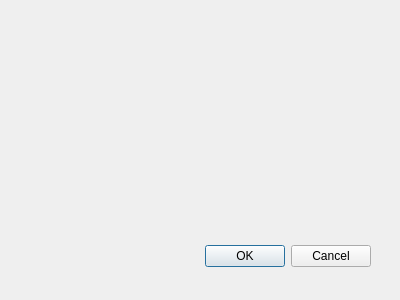
Old version of the form dialog_createcomp.ui in the repository Fargose/COURSEWORK.
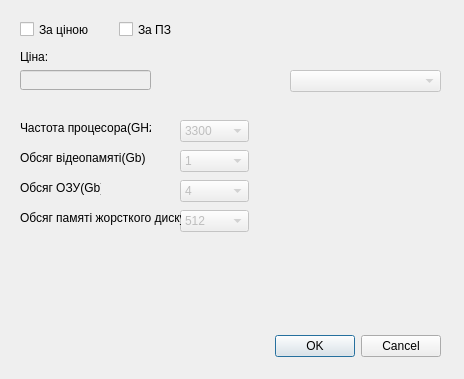
New version of the form.

Diff of the .ui file:
```diff
--- a/dialog_createcomp.ui
+++ b/dialog_createcomp.ui
@@ -8,8 +8,8 @@
    <rect>
     <x>0</x>
     <y>0</y>
-    <width>400</width>
-    <height>300</height>
+    <width>464</width>
+    <height>379</height>
    </rect>
   </property>
   <property name="windowTitle">
@@ -18,8 +18,8 @@
   <widget name="buttonBox" class="QDialogButtonBox">
    <property name="geometry">
     <rect>
-     <x>30</x>
-     <y>240</y>
+     <x>100</x>
+     <y>330</y>
      <width>341</width>
      <height>32</height>
     </rect>
@@ -31,6 +31,270 @@
     <set>QDialogButtonBox::Cancel|QDialogButtonBox::Ok</set>
    </property>
   </widget>
+  <widget class="QComboBox" name="PICmb">
+   <property name="enabled">
+    <bool>false</bool>
+   </property>
+   <property name="geometry">
+    <rect>
+     <x>290</x>
+     <y>70</y>
+     <width>151</width>
+     <height>22</height>
+    </rect>
+   </property>
+  </widget>
+  <widget class="QLineEdit" name="lineEdit">
+   <property name="enabled">
+    <bool>false</bool>
+   </property>
+   <property name="geometry">
+    <rect>
+     <x>20</x>
+     <y>70</y>
+     <width>131</width>
+     <height>20</height>
+    </rect>
+   </property>
+  </widget>
+  <widget class="QLabel" name="label_5">
+   <property name="enabled">
+    <bool>true</bool>
+   </property>
+   <property name="geometry">
+    <rect>
+     <x>20</x>
+     <y>50</y>
+     <width>47</width>
+     <height>13</height>
+    </rect>
+   </property>
+   <property name="text">
+    <string>Ціна:</string>
+   </property>
+  </widget>
+  <widget class="QComboBox" name="FreqCmb">
+   <property name="enabled">
+    <bool>false</bool>
+   </property>
+   <property name="geometry">
+    <rect>
+     <x>180</x>
+     <y>120</y>
+     <width>69</width>
+     <height>22</height>
+    </rect>
+   </property>
+   <item>
+    <property name="text">
+     <string>3300</string>
+    </property>
+   </item>
+   <item>
+    <property name="text">
+     <string>3600</string>
+    </property>
+   </item>
+   <item>
+    <property name="text">
+     <string>4200</string>
+    </property>
+   </item>
+  </widget>
+  <widget class="QComboBox" name="VMemCB">
+   <property name="enabled">
+    <bool>false</bool>
+   </property>
+   <property name="geometry">
+    <rect>
+     <x>180</x>
+     <y>150</y>
+     <width>69</width>
+     <height>22</height>
+    </rect>
+   </property>
+   <item>
+    <property name="text">
+     <string>1</string>
+    </property>
+   </item>
+   <item>
+    <property name="text">
+     <string>2</string>
+    </property>
+   </item>
+  </widget>
+  <widget class="QComboBox" name="OZUCmb">
+   <property name="enabled">
+    <bool>false</bool>
+   </property>
+   <property name="geometry">
+    <rect>
+     <x>180</x>
+     <y>180</y>
+     <width>69</width>
+     <height>22</height>
+    </rect>
+   </property>
+   <item>
+    <property name="text">
+     <string>4</string>
+    </property>
+   </item>
+   <item>
+    <property name="text">
+     <string>8</string>
+    </property>
+   </item>
+   <item>
+    <property name="text">
+     <string>16</string>
+    </property>
+   </item>
+  </widget>
+  <widget class="QComboBox" name="HDCmb">
+   <property name="enabled">
+    <bool>false</bool>
+   </property>
+   <property name="geometry">
+    <rect>
+     <x>180</x>
+     <y>210</y>
+     <width>69</width>
+     <height>22</height>
+    </rect>
+   </property>
+   <item>
+    <property name="text">
+     <string>512</string>
+    </property>
+   </item>
+   <item>
+    <property name="text">
+     <string>1024</string>
+    </property>
+   </item>
+  </widget>
+  <widget class="QLabel" name="label">
+   <property name="enabled">
+    <bool>true</bool>
+   </property>
+   <property name="geometry">
+    <rect>
+     <x>20</x>
+     <y>120</y>
+     <width>131</width>
+     <height>16</height>
+    </rect>
+   </property>
+   <property name="text">
+    <string>Частота процесора(GHz)</string>
+   </property>
+  </widget>
+  <widget class="QLabel" name="label_2">
+   <property name="enabled">
+    <bool>true</bool>
+   </property>
+   <property name="geometry">
+    <rect>
+     <x>20</x>
+     <y>150</y>
+     <width>131</width>
+     <height>16</height>
+    </rect>
+   </property>
+   <property name="text">
+    <string>Обсяг відеопамяті(Gb)</string>
+   </property>
+  </widget>
+  <widget class="QLabel" name="label_3">
+   <property name="enabled">
+    <bool>true</bool>
+   </property>
+   <property name="geometry">
+    <rect>
+     <x>20</x>
+     <y>180</y>
+     <width>81</width>
+     <height>16</height>
+    </rect>
+   </property>
+   <property name="text">
+    <string>Обсяг ОЗУ(Gb)</string>
+   </property>
+  </widget>
+  <widget class="QLabel" name="label_4">
+   <property name="enabled">
+    <bool>true</bool>
+   </property>
+   <property name="geometry">
+    <rect>
+     <x>20</x>
+     <y>210</y>
+     <width>161</width>
+     <height>16</height>
+    </rect>
+   </property>
+   <property name="text">
+    <string>Обсяг памяті жорсткого диску</string>
+   </property>
+  </widget>
+  <widget class="QLabel" name="label_6">
+   <property name="geometry">
+    <rect>
+     <x>300</x>
+     <y>110</y>
+     <width>141</width>
+     <height>191</height>
+    </rect>
+   </property>
+   <property name="text">
+    <string/>
+   </property>
+  </widget>
+  <widget class="QWidget" name="">
+   <property name="geometry">
+    <rect>
+     <x>20</x>
+     <y>20</y>
+     <width>192</width>
+     <height>19</height>
+    </rect>
+   </property>
+   <layout class="QHBoxLayout" name="horizontalLayout">
+    <item>
+     <widget class="QCheckBox" name="checkPrice">
+      <property name="text">
+       <string>За ціною</string>
+      </property>
+     </widget>
+    </item>
+    <item>
+     <widget class="QCheckBox" name="checkPI">
+      <property name="text">
+       <string>За ПЗ</string>
+      </property>
+     </widget>
+    </item>
+   </layout>
+  </widget>
+  <zorder>buttonBox</zorder>
+  <zorder>radioButton</zorder>
+  <zorder>radioButton_2</zorder>
+  <zorder>PICmb</zorder>
+  <zorder>label</zorder>
+  <zorder>lineEdit</zorder>
+  <zorder>label_5</zorder>
+  <zorder>FreqCmb</zorder>
+  <zorder>VMemCB</zorder>
+  <zorder>OZUCmb</zorder>
+  <zorder>HDCmb</zorder>
+  <zorder>label</zorder>
+  <zorder>label_2</zorder>
+  <zorder>label_3</zorder>
+  <zorder>label_4</zorder>
+  <zorder>label_6</zorder>
+  <zorder></zorder>
  </widget>
  <pixmapfunction/>
  <resources/>
```
Left out of the diff: 9 changed lines with no effect on the pictures.
